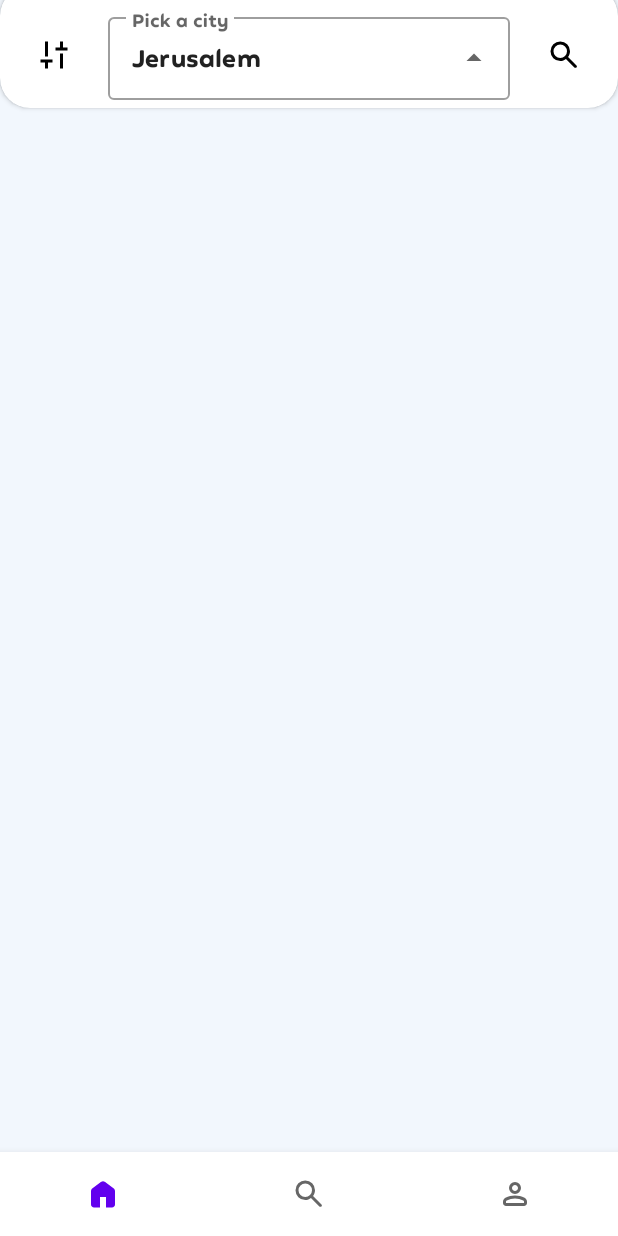
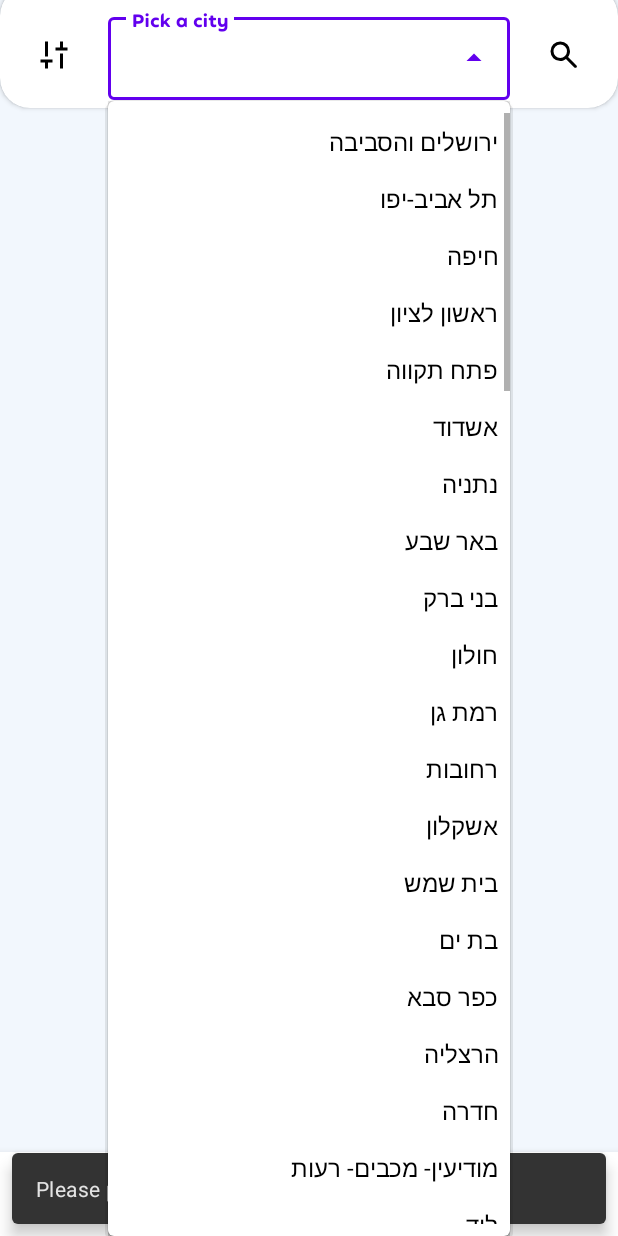
Before and after one commit to Elazar-Halperin/Find-driving-teacher-application, an Android app: the searchFragment screen opened through its navigation route, after a tap on an icon or button, on a phone screen of 412 x 824 dp. Run offline under Robolectric (Android 15) with nearby library versions, the phone set to English and light mode, and no system bars; our stand-ins replace Firebase (no records; nobody signed in at launch, a user with empty details on screens opened directly), Shimmer, navigation-ui; libraries missing offline, so code that uses them is left out: com.google.firestore.v1; 2 other taps on this screen came first.

Commit message:
search is working now. Created a layout for the teachers when searching them not finished yet.

```diff
--- a/app/src/main/java/com/elazarhalperin/fluentify/fragments/ExtraTeacherDataFragment.java
+++ b/app/src/main/java/com/elazarhalperin/fluentify/fragments/ExtraTeacherDataFragment.java
@@ -77,7 +77,6 @@ public class ExtraTeacherDataFragment extends Fragment {
         iv_profileImage = view.findViewById(R.id.iv_profileImage);
         et_name = view.findViewById(R.id.et_teacherName);
         et_extraInfo = view.findViewById(R.id.et_extraInfo);
-        et_teachingPlaces = view.findViewById(R.id.et_whereYouTeach);
         et_lessonPrice = view.findViewById(R.id.et_lessonPrice);
         btn_next = view.findViewById(R.id.btn_next);
 
--- a/app/src/main/java/com/elazarhalperin/fluentify/fragments/searchFragment.java
+++ b/app/src/main/java/com/elazarhalperin/fluentify/fragments/searchFragment.java
@@ -11,10 +11,16 @@ import androidx.recyclerview.widget.RecyclerView;
 import android.view.LayoutInflater;
 import android.view.View;
 import android.view.ViewGroup;
+import android.widget.ArrayAdapter;
 import android.widget.AutoCompleteTextView;
+import android.widget.ListAdapter;
 import android.widget.Toast;
 
+import com.elazarhalperin.fluentify.Models.TeacherModel;
 import com.elazarhalperin.fluentify.R;
+import com.elazarhalperin.fluentify.helpers.adapters.TeacherHorizontalAdapter;
+import com.google.android.gms.tasks.OnCompleteListener;
+import com.google.android.gms.tasks.Task;
 import com.google.android.material.bottomsheet.BottomSheetDialog;
 import com.google.android.material.chip.Chip;
 import com.google.android.material.chip.ChipGroup;
@@ -22,8 +28,12 @@ import com.google.android.material.floatingactionbutton.FloatingActionButton;
 import com.google.android.material.snackbar.Snackbar;
 import com.google.firebase.firestore.FirebaseFirestore;
 import com.google.firebase.firestore.Query;
+import com.google.firebase.firestore.QueryDocumentSnapshot;
+import com.google.firebase.firestore.QuerySnapshot;
 
+import java.util.ArrayList;
 import java.util.Arrays;
+import java.util.List;
 
 
 public class searchFragment extends Fragment {
@@ -33,6 +43,17 @@ public class searchFragment extends Fragment {
     AutoCompleteTextView actv_cities;
     BottomSheetDialog dialog;
     FirebaseFirestore db;
+    ArrayAdapter<String> listCitiesAdapter;
+    List<String> cities;
+
+    List<TeacherModel> teachers;
+    TeacherHorizontalAdapter adapter;
+
+    @Override
+    public void onCreate(@Nullable Bundle savedInstanceState) {
+        super.onCreate(savedInstanceState);
+
+    }
 
     @Override
     public View onCreateView(LayoutInflater inflater, ViewGroup container,
@@ -51,6 +72,7 @@ public class searchFragment extends Fragment {
 
         db = FirebaseFirestore.getInstance();
 
+
         setListeners();
 
     }
@@ -65,7 +87,7 @@ public class searchFragment extends Fragment {
                 return;
             }
             Query query = db.collection("teachers");
-            query = query.whereArrayContains("location", actv_cities.getText().toString());
+            query = query.whereEqualTo("location", actv_cities.getText().toString());
             // Iterating through the chips to see which one is triggered.
             String license = getChoosenChipString(cg_license);
 
@@ -80,8 +102,26 @@ public class searchFragment extends Fragment {
                 query = query.orderBy(preference, Query.Direction.ASCENDING);
             }
 
-            Toast.makeText(getActivity(), query.toString(), Toast.LENGTH_SHORT).show();
+            teachers = new ArrayList<>();
+            adapter = new TeacherHorizontalAdapter(getActivity(), teachers);
+            rv_teachers.setAdapter(adapter);
 
+            query.get()
+                    .addOnCompleteListener(new OnCompleteListener<QuerySnapshot>() {
+                        @Override
+                        public void onComplete(@NonNull Task<QuerySnapshot> task) {
+                            if(task.isSuccessful()) {
+                                for(QueryDocumentSnapshot snapshot : task.getResult()) {
+                                    TeacherModel teacher = new TeacherModel(snapshot.getData());
+                                    Toast.makeText(getActivity(), teacher.toString(), Toast.LENGTH_SHORT).show();
+
+                                    teachers.add(teacher);
+                                }
+
+                                adapter.notifyDataSetChanged();
+                            }
+                        }
+                    });
 
         });
 
@@ -89,12 +129,13 @@ public class searchFragment extends Fragment {
     }
 
     private String getChoosenChipString(ChipGroup chipGroup) {
+        if(chipGroup == null) return "";
 
         for (int i = 0; i < chipGroup.getChildCount(); i++) {
             Chip chip = (Chip) chipGroup.getChildAt(i);
 
             if (chip.isChecked()) {
-                return chip.getText().toString();
+                return chip.getText().toString().trim();
             }
         }
 
@@ -126,4 +167,14 @@ public class searchFragment extends Fragment {
 
         dialog.show();
     }
+
+    @Override
+    public void onResume() {
+        super.onResume();
+        cities = Arrays.asList(getResources().getStringArray(R.array.cities));
+
+        listCitiesAdapter = new ArrayAdapter<>(getActivity(),
+                R.layout.list_city_item_layout,new ArrayList<>(cities));
+        actv_cities.setAdapter(listCitiesAdapter);
+    }
 }
--- a/app/src/main/res/layout/filter_layout.xml
+++ b/app/src/main/res/layout/filter_layout.xml
@@ -130,7 +130,6 @@
             style="@style/CustomChipStyle"
             android:layout_width="wrap_content"
             android:layout_height="wrap_content"
-
             android:text="lessonPrice"
             app:chipStrokeWidth="1dp" />
 
--- a/app/src/main/res/layout/fragment_search.xml
+++ b/app/src/main/res/layout/fragment_search.xml
@@ -47,10 +47,8 @@
                     android:layout_width="match_parent"
                     android:layout_height="wrap_content"
                     android:hint="Pick a city"
-                    android:text="Jerusalem"
                     android:fontFamily="@font/feather_bold"
-                    android:inputType="none"
-                    android:focusable="false" />
+                    android:inputType="none"/>
             </com.google.android.material.textfield.TextInputLayout>
 
             <com.google.android.material.floatingactionbutton.FloatingActionButton
@@ -67,11 +65,14 @@
         </LinearLayout>
     </androidx.cardview.widget.CardView>
 
+
     <androidx.recyclerview.widget.RecyclerView
         android:id="@+id/rv_teachers"
         android:layout_width="match_parent"
         android:layout_height="0dp"
         android:layout_marginTop="-20dp"
+        app:layoutManager="androidx.recyclerview.widget.GridLayoutManager"
+        android:overScrollMode="never"
         app:layout_constraintBottom_toBottomOf="parent"
         app:layout_constraintEnd_toEndOf="parent"
         app:layout_constraintStart_toStartOf="parent"
--- /dev/null
+++ b/app/src/main/res/layout/list_city_item_layout.xml
@@ -0,0 +1,8 @@
+<?xml version="1.0" encoding="utf-8"?>
+<TextView xmlns:android="http://schemas.android.com/apk/res/android"
+    android:layout_width="match_parent"
+    android:layout_height="wrap_content"
+    android:text="Choice againg"
+    android:padding="8dp"
+    android:textSize="16sp"
+    android:textColor="@color/black"/>
--- a/app/src/main/res/values/strings.xml
+++ b/app/src/main/res/values/strings.xml
@@ -22,4 +22,85 @@
     <string name="name_2">Name:</string>
     <string name="search">search</string>
     <string name="home_page">Home Page</string>
+
+    <string-array name="cities">
+        <item>ירושלים והסביבה</item>
+        <item>תל אביב-יפו</item>
+        <item>חיפה</item>
+        <item>ראשון לציון</item>
+        <item>פתח תקווה</item>
+        <item>אשדוד</item>
+        <item>נתניה</item>
+        <item>באר שבע</item>
+        <item>בני ברק</item>
+        <item>חולון</item>
+        <item>רמת גן</item>
+        <item>רחובות</item>
+        <item>אשקלון</item>
+        <item>בית שמש</item>
+        <item>בת ים</item>
+        <item>כפר סבא</item>
+        <item>הרצליה</item>
+        <item>חדרה</item>
+        <item>מודיעין- מכבים- רעות</item>
+        <item>לוד</item>
+        <item>מודיעין עילית</item>
+        <item>נצרת</item>
+        <item>רמלה</item>
+        <item>רעננה</item>
+        <item>רהט</item>
+        <item>ראש העין</item>
+        <item>הוד השרון</item>
+        <item>ביתר עילית</item>
+        <item>גבעתיים</item>
+        <item>קריית אתא</item>
+        <item>נהריה</item>
+        <item>קריית גת</item>
+        <item>אום אל-פחם</item>
+        <item>עפולה</item>
+        <item>אילת</item>
+        <item>נס ציונה</item>
+        <item>עכו</item>
+        <item>אלעד</item>
+        <item>יבנה</item>
+        <item>רמת השרון</item>
+        <item>כרמיאל</item>
+        <item>טבריה</item>
+        <item>קריית מוצקין</item>
+        <item>טייבה</item>
+        <item>שפרעם</item>
+        <item>נוף הגליל</item>
+        <item>קריית ביאליק</item>
+        <item>קריית אונו</item>
+        <item>קריית ים</item>
+        <item>נתיבות</item>
+        <item>מעלה אדומים</item>
+        <item>אור יהודה</item>
+        <item>צפת</item>
+        <item>דימונה</item>
+        <item>טמרה</item>
+        <item>אופקים</item>
+        <item>סחנין</item>
+        <item>באקה אל-גרבייה</item>
+        <item>יהוד-מונוסון</item>
+        <item>שדרות</item>
+        <item>באר יעקב</item>
+        <item>גבעת שמואל</item>
+        <item>ערד</item>
+        <item>טירה</item>
+        <item>עראבה</item>
+        <item>כפר יונה</item>
+        <item>מגדל העמק</item>
+        <item>קריית מלאכי</item>
+        <item>כפר קאסם</item>
+        <item>טירת כרמל</item>
+        <item>יקנעם עילית</item>
+        <item>נשר</item>
+        <item>קלנסווה</item>
+        <item>קריית שמונה</item>
+        <item>מעלות- תרשיחא</item>
+        <item>אריאל</item>
+        <item>אור עקיבא</item>
+        <item>בית שאן</item>
+    </string-array>
 </resources>
```
Also changed, not shown: app/src/main/res/layout/fragment_extra_teacher_data.xml (+16 -15 lines), app/src/main/res/layout/search_teacher_layout.xml (added, +193 -0 lines).
